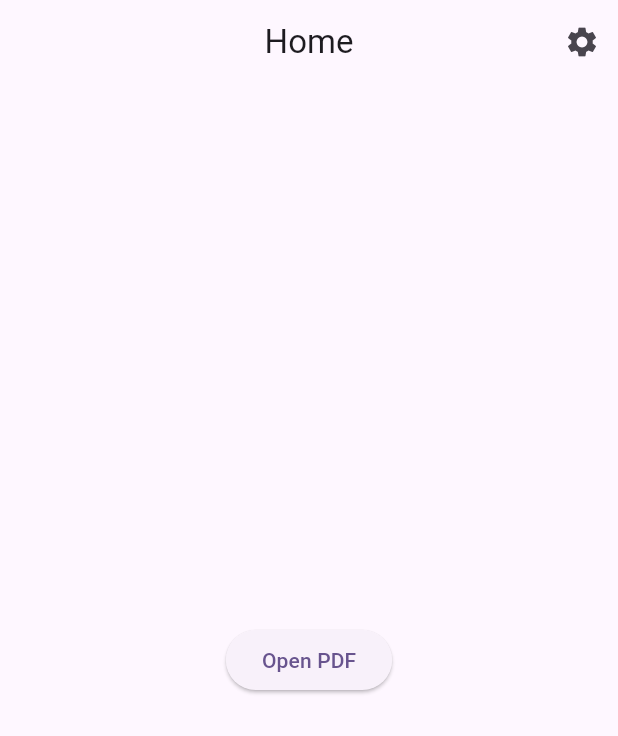
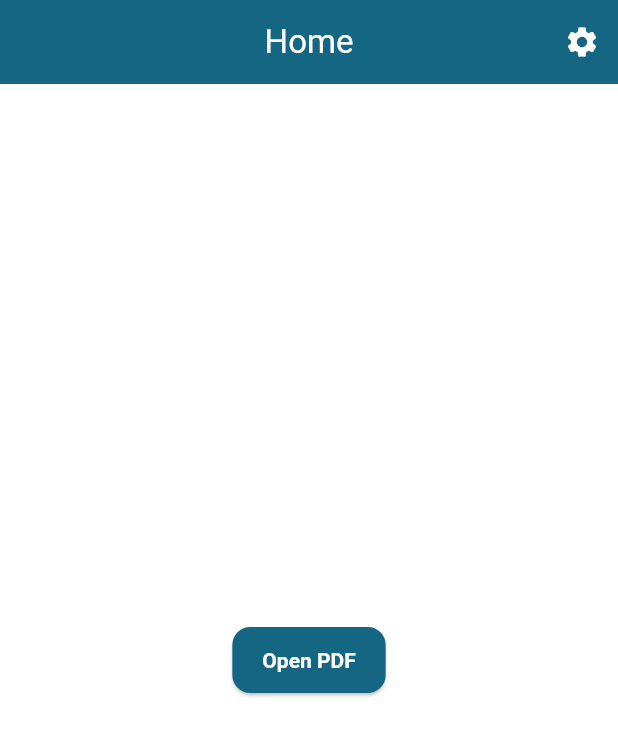
Before and after one commit to hejarPG/pirtukvan, a Flutter app: the screen it shows after launch, on a phone screen of 412 x 824 dp. Shown: the top 736 px of the screen. Run offline on Flutter 3.47's test engine with Material 3 defaults, Android fonts, the phone set to English and light mode, and no system bars; our stand-ins replace auto_size_text, file_picker, firebase_ai, firebase_core, hive_flutter; missing offline and left inert: pdfrx; accounts and stored records are empty.

Commit message:
Add AppTheme class for centralized theme management and update main.dart to use it

```diff
--- a/lib/main.dart
+++ b/lib/main.dart
@@ -2,6 +2,7 @@ import 'package:firebase_core/firebase_core.dart';
 import 'package:flutter/material.dart';
 import 'package:pirtukvan/firebase_options.dart';
 import 'ui/home/views/home_page.dart';
+import 'ui/app_theme.dart';
 import 'data/services/pdf_page_storage_service.dart';
 import 'data/services/settings_service.dart';
 import 'data/services/intent_handler_service.dart';
@@ -34,9 +35,9 @@ class MyApp extends StatelessWidget {
     return MaterialApp(
       title: 'Pirtukvan',
       navigatorKey: navigatorKey,
-      theme: ThemeData(
-        colorScheme: ColorScheme.fromSeed(seedColor: Colors.deepPurple),
-      ),
+      theme: AppTheme.lightTheme,
+      darkTheme: AppTheme.darkTheme,
+      themeMode: ThemeMode.system,
       home: const HomePage(),
     );
   }
--- /dev/null
+++ b/lib/ui/app_theme.dart
@@ -0,0 +1,175 @@
+import 'package:flutter/material.dart';
+
+class AppTheme {
+  AppTheme._();
+
+  static const Color brandBlue = Color(0xFF118AB2);
+  static const Color brandGreen = Color(0xFF06D6A0);
+  static const Color brandYellow = Color(0xFFFFD166);
+  static const Color brandRed = Color(0xFFEF476F);
+
+  static final ThemeData lightTheme = _buildLightTheme();
+
+  static final ThemeData darkTheme = _buildDarkTheme();
+
+  static ThemeData _buildLightTheme() {
+    final ColorScheme colorScheme = ColorScheme.fromSeed(seedColor: brandBlue, brightness: Brightness.light).copyWith(
+      secondary: brandGreen,
+      error: brandRed,
+      surface: Colors.white,
+      onSurface: Colors.black87,
+    );
+
+    final base = ThemeData.from(colorScheme: colorScheme, useMaterial3: true);
+
+    return base.copyWith(
+      primaryColor: colorScheme.primary,
+      appBarTheme: AppBarTheme(
+        backgroundColor: colorScheme.primary,
+        foregroundColor: colorScheme.onPrimary,
+        centerTitle: true,
+        elevation: 2,
+      ),
+      elevatedButtonTheme: ElevatedButtonThemeData(
+        style: ElevatedButton.styleFrom(
+          backgroundColor: colorScheme.primary,
+          foregroundColor: colorScheme.onPrimary,
+          shape: RoundedRectangleBorder(borderRadius: BorderRadius.circular(12)),
+          padding: const EdgeInsets.symmetric(vertical: 14, horizontal: 20),
+          textStyle: const TextStyle(fontWeight: FontWeight.w600),
+        ),
+      ),
+      outlinedButtonTheme: OutlinedButtonThemeData(
+        style: OutlinedButton.styleFrom(
+          foregroundColor: colorScheme.primary,
+          side: BorderSide(color: colorScheme.primary.withAlpha(36)),
+          shape: RoundedRectangleBorder(borderRadius: BorderRadius.circular(12)),
+        ),
+      ),
+      floatingActionButtonTheme: FloatingActionButtonThemeData(
+        backgroundColor: brandGreen,
+        foregroundColor: Colors.white,
+      ),
+      snackBarTheme: SnackBarThemeData(
+        backgroundColor: colorScheme.surface,
+        contentTextStyle: TextStyle(color: colorScheme.onSurface),
+        actionTextColor: colorScheme.primary,
+      ),
+      // Cards use default styling; individual cards can override shape/elevation as needed.
+      inputDecorationTheme: InputDecorationTheme(
+        filled: true,
+        fillColor: const Color(0xFFF2F5F9),
+        border: OutlineInputBorder(borderRadius: BorderRadius.circular(12), borderSide: BorderSide.none),
+      ),
+      textTheme: base.textTheme.apply(
+        bodyColor: Colors.black87,
+        displayColor: Colors.black87,
+      ),
+      progressIndicatorTheme: ProgressIndicatorThemeData(color: brandBlue),
+      iconTheme: IconThemeData(color: colorScheme.primary),
+      bottomNavigationBarTheme: BottomNavigationBarThemeData(
+        backgroundColor: Colors.white,
+        selectedItemColor: colorScheme.primary,
+        unselectedItemColor: Colors.black54,
+      ),
+      extensions: <ThemeExtension<dynamic>>[
+        _BrandColors.light,
+      ],
+    );
+  }
+
+  static ThemeData _buildDarkTheme() {
+    final ColorScheme colorScheme = ColorScheme.fromSeed(seedColor: brandBlue, brightness: Brightness.dark).copyWith(
+      secondary: brandGreen,
+      error: brandRed,
+      surface: const Color(0xFF0F1720),
+      onSurface: Colors.white70,
+    );
+
+    final base = ThemeData.from(colorScheme: colorScheme, useMaterial3: true);
+
+    return base.copyWith(
+      primaryColor: colorScheme.primary,
+      appBarTheme: AppBarTheme(
+        backgroundColor: colorScheme.surface,
+        foregroundColor: colorScheme.onSurface,
+        centerTitle: true,
+        elevation: 1,
+      ),
+      elevatedButtonTheme: ElevatedButtonThemeData(
+        style: ElevatedButton.styleFrom(
+          backgroundColor: colorScheme.primary,
+          foregroundColor: colorScheme.onPrimary,
+          shape: RoundedRectangleBorder(borderRadius: BorderRadius.circular(12)),
+          padding: const EdgeInsets.symmetric(vertical: 12, horizontal: 18),
+          textStyle: const TextStyle(fontWeight: FontWeight.w600),
+        ),
+      ),
+      outlinedButtonTheme: OutlinedButtonThemeData(
+        style: OutlinedButton.styleFrom(
+          foregroundColor: colorScheme.primary,
+          side: BorderSide(color: colorScheme.onSurface.withAlpha(31)),
+          shape: RoundedRectangleBorder(borderRadius: BorderRadius.circular(12)),
+        ),
+      ),
+      floatingActionButtonTheme: FloatingActionButtonThemeData(
+        backgroundColor: brandGreen,
+        foregroundColor: Colors.black,
+      ),
+      snackBarTheme: SnackBarThemeData(
+        backgroundColor: colorScheme.surface,
+        contentTextStyle: TextStyle(color: colorScheme.onSurface),
+        actionTextColor: colorScheme.primary,
+      ),
+      // Cards use default styling in dark theme; customize per-widget if required.
+      inputDecorationTheme: InputDecorationTheme(
+        filled: true,
+        fillColor: const Color(0xFF0B1216),
+        border: OutlineInputBorder(borderRadius: BorderRadius.circular(12), borderSide: BorderSide.none),
+      ),
+      textTheme: base.textTheme.apply(
+        bodyColor: colorScheme.onSurface,
+        displayColor: colorScheme.onSurface,
+      ),
+      progressIndicatorTheme: ProgressIndicatorThemeData(color: brandBlue),
+      iconTheme: IconThemeData(color: colorScheme.onSurface),
+      bottomNavigationBarTheme: BottomNavigationBarThemeData(
+        backgroundColor: colorScheme.surface,
+        selectedItemColor: colorScheme.primary,
+        unselectedItemColor: Colors.white54,
+      ),
+      extensions: <ThemeExtension<dynamic>>[
+        _BrandColors.dark,
+      ],
+    );
+  }
+}
+
+class _BrandColors extends ThemeExtension<_BrandColors> {
+  final Color blue;
+  final Color green;
+  final Color yellow;
+  final Color red;
+
+  const _BrandColors({required this.blue, required this.green, required this.yellow, required this.red});
+
+  static const _BrandColors light = _BrandColors(blue: AppTheme.brandBlue, green: AppTheme.brandGreen, yellow: AppTheme.brandYellow, red: AppTheme.brandRed);
+
+  static const _BrandColors dark = _BrandColors(blue: AppTheme.brandBlue, green: AppTheme.brandGreen, yellow: AppTheme.brandYellow, red: AppTheme.brandRed);
+
+  @override
+  ThemeExtension<_BrandColors> copyWith({Color? blue, Color? green, Color? yellow, Color? red}) {
+    return _BrandColors(blue: blue ?? this.blue, green: green ?? this.green, yellow: yellow ?? this.yellow, red: red ?? this.red);
+  }
+
+  @override
+  ThemeExtension<_BrandColors> lerp(ThemeExtension<_BrandColors>? other, double t) {
+    if (other is! _BrandColors) return this;
+    return _BrandColors(
+      blue: Color.lerp(blue, other.blue, t)!,
+      green: Color.lerp(green, other.green, t)!,
+      yellow: Color.lerp(yellow, other.yellow, t)!,
+      red: Color.lerp(red, other.red, t)!,
+    );
+  }
+}
```
